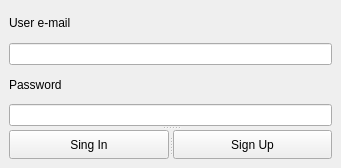
The window that News_app/authwindow.ui (moevm/gui-1h2018-18) describes before a commit, drawn with Qt 5.
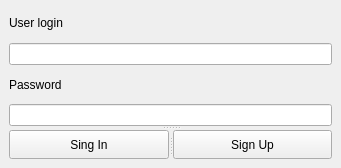
The same window after the commit.

```diff
--- a/News_app/authwindow.ui
+++ b/News_app/authwindow.ui
@@ -25,7 +25,7 @@
         <item>
          <widget class="QLabel" name="emailLabel">
           <property name="text">
-           <string>User e-mail</string>
+           <string>User login</string>
           </property>
          </widget>
         </item>
```
Left out of the diff: 6 changed lines with no effect on the pictures.
